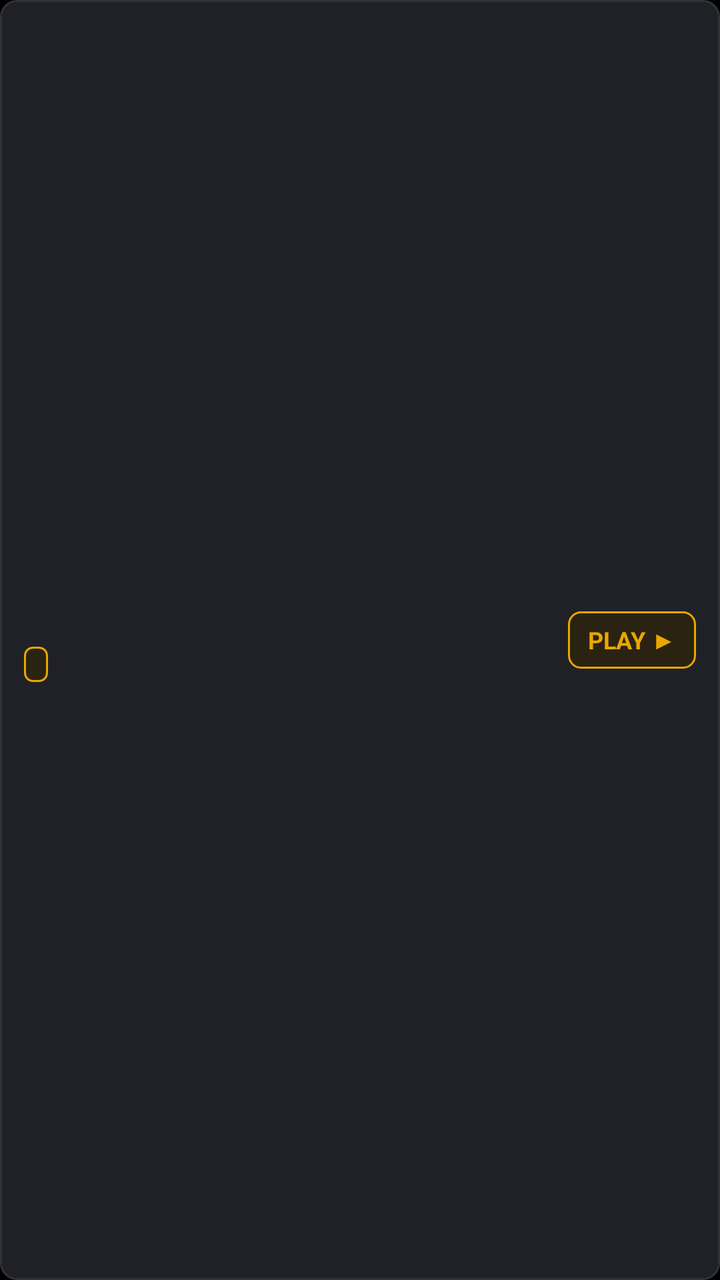
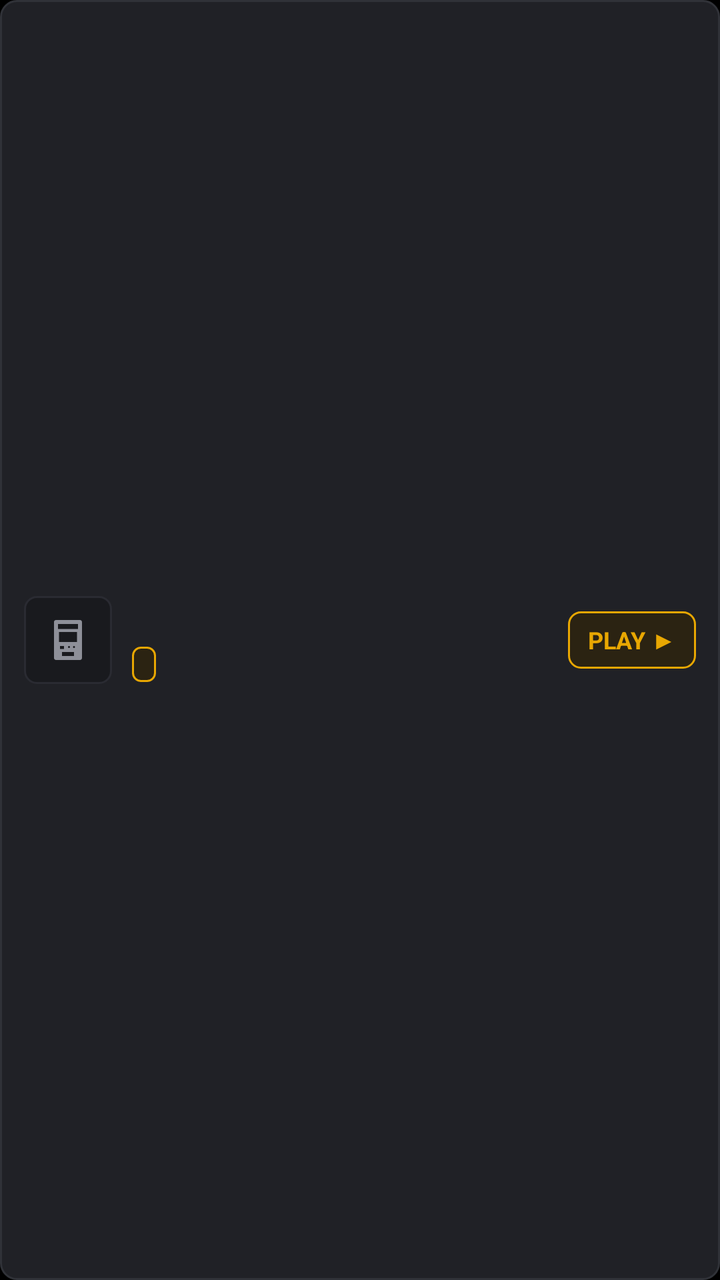

The first picture is an Android layout as it rendered before a commit; the second is the same layout after the commit. The layout source and the unified diff follow.
<!-- AndroidManifest.xml: application theme Theme.ArcadeEngine.Fullscreen -->
<!-- res/layout/item_game.xml -->
<?xml version="1.0" encoding="utf-8"?>
<LinearLayout xmlns:android="http://schemas.android.com/apk/res/android"
    android:layout_width="match_parent"
    android:layout_height="wrap_content"
    android:orientation="horizontal"
    android:background="@drawable/bg_item_game"
    android:padding="12dp"
    android:layout_margin="0dp"
    android:elevation="2dp"
    android:gravity="center_vertical">

    
    <LinearLayout
        android:layout_width="0dp"
        android:layout_height="wrap_content"
        android:layout_weight="1"
        android:orientation="vertical">

        <TextView
            android:id="@+id/tv_game_title"
            android:layout_width="wrap_content"
            android:layout_height="wrap_content"
            android:textColor="@color/text_primary"
            android:textSize="15sp"
            android:textStyle="bold"
            android:ellipsize="end"
            android:maxLines="1" />

        <LinearLayout
            android:layout_width="wrap_content"
            android:layout_height="wrap_content"
            android:orientation="horizontal"
            android:layout_marginTop="4dp"
            android:gravity="center_vertical">

            <TextView
                android:id="@+id/tv_game_system"
                android:layout_width="wrap_content"
                android:layout_height="wrap_content"
                android:background="@drawable/bg_badge_gold"
                android:textColor="@color/accent_gold"
                android:textSize="10sp"
                android:textStyle="bold"
                android:paddingHorizontal="6dp"
                android:paddingVertical="2dp"
                android:paddingLeft="6dp"
                android:paddingRight="6dp"
                android:paddingTop="2dp"
                android:paddingBottom="2dp" />

            <TextView
                android:id="@+id/tv_game_filename"
                android:layout_width="wrap_content"
                android:layout_height="wrap_content"
                android:textColor="@color/text_secondary"
                android:textSize="12sp"
                android:layout_marginStart="8dp"
                android:layout_marginLeft="8dp"
                android:ellipsize="middle"
                android:maxLines="1" />

        </LinearLayout>

    </LinearLayout>

    
    <TextView
        android:id="@+id/tv_play_btn"
        android:layout_width="wrap_content"
        android:layout_height="wrap_content"
        android:background="@drawable/bg_play_cue"
        android:textColor="@color/accent_gold"
        android:textSize="12sp"
        android:textStyle="bold"
        android:paddingHorizontal="10dp"
        android:paddingVertical="6dp"
        android:paddingLeft="10dp"
        android:paddingRight="10dp"
        android:paddingTop="6dp"
        android:paddingBottom="6dp"
        android:layout_marginStart="12dp"
        android:layout_marginLeft="12dp"
        android:text="PLAY ▶" />

</LinearLayout>
<!-- resources referenced by this layout -->
<resources>
  <color name="accent_gold">#E8A702</color>
  <color name="text_primary">#EEEEF0</color>
  <color name="text_secondary">#8E9099</color>
  <!-- drawable bg_badge_gold (drawable) -->
  <?xml version="1.0" encoding="utf-8"?>
  <shape xmlns:android="http://schemas.android.com/apk/res/android"
      android:shape="rectangle">
      <solid android:color="@color/accent_badge_bg" />
      <corners android:radius="4dp" />
      <stroke
          android:width="1dp"
          android:color="@color/accent_badge_border" />
  </shape>
  <!-- drawable bg_play_cue (drawable) -->
  <?xml version="1.0" encoding="utf-8"?>
  <selector xmlns:android="http://schemas.android.com/apk/res/android">
      <item android:state_pressed="true">
          <shape android:shape="rectangle">
              <solid android:color="@color/accent_gold" />
              <corners android:radius="6dp" />
              <stroke
                  android:width="1dp"
                  android:color="@color/accent_gold" />
          </shape>
      </item>
      <item>
          <shape android:shape="rectangle">
              <solid android:color="@color/accent_badge_bg" />
              <corners android:radius="6dp" />
              <stroke
                  android:width="1dp"
                  android:color="@color/accent_gold" />
          </shape>
      </item>
  </selector>
  <style name="Theme.ArcadeEngine.Fullscreen" parent="@android:style/Theme.DeviceDefault.NoActionBar.Fullscreen">
          <item name="android:windowNoTitle">true</item>
          <item name="android:windowActionBar">false</item>
          <item name="android:windowFullscreen">true</item>
          <item name="android:windowContentOverlay">@null</item>
          <item name="android:windowBackground">@android:color/black</item>
          <item name="android:colorBackground">@android:color/black</item>
          
          <item name="android:windowLayoutInDisplayCutoutMode">shortEdges</item>
          <item name="android:keepScreenOn">true</item>
      </style>
  <color name="accent_badge_bg">#2B2312</color>
  <color name="accent_badge_border">#E8A702</color>
  <color name="surface_card_pressed">#282A30</color>
  <color name="surface_card">#202126</color>
  <color name="card_border">#303238</color>
  <!-- unchanged entries left out for length: 1 -->
</resources>

<!-- the commit's change to res/layout/item_game.xml (unified diff, before → after) -->
@@ -4,10 +4,31 @@
     android:layout_height="wrap_content"
     android:orientation="horizontal"
     android:background="@drawable/bg_item_game"
-    android:padding="12dp"
+    android:paddingHorizontal="12dp"
+    android:paddingVertical="8dp"
+    android:paddingLeft="12dp"
+    android:paddingRight="12dp"
+    android:paddingTop="8dp"
+    android:paddingBottom="8dp"
     android:layout_margin="0dp"
     android:elevation="2dp"
     android:gravity="center_vertical">
+
+    
+    <FrameLayout
+        android:layout_width="44dp"
+        android:layout_height="44dp"
+        android:background="@drawable/bg_thumb_container"
+        android:layout_marginEnd="10dp"
+        android:layout_marginRight="10dp">
+
+        <ImageView
+            android:layout_width="24dp"
+            android:layout_height="24dp"
+            android:layout_gravity="center"
+            android:src="@drawable/ic_arcade_cabinet"
+            android:contentDescription="Arcade Game" />
+    </FrameLayout>
 
     
     <LinearLayout
<!-- resource entries referenced after the edit -->
@@ -35,6 +35,29 @@
           </shape>
       </item>
   </selector>
+  <!-- drawable bg_thumb_container (drawable) -->
+  <?xml version="1.0" encoding="utf-8"?>
+  <shape xmlns:android="http://schemas.android.com/apk/res/android"
+      android:shape="rectangle">
+      <solid android:color="#191A1E" />
+      <stroke
+          android:width="1dp"
+          android:color="#2A2B32" />
+      <corners android:radius="6dp" />
+  </shape>
+  <!-- drawable ic_arcade_cabinet (drawable) -->
+  <?xml version="1.0" encoding="utf-8"?>
+  <vector xmlns:android="http://schemas.android.com/apk/res/android"
+      android:width="24dp"
+      android:height="24dp"
+      android:viewportWidth="24"
+      android:viewportHeight="24"
+      android:tint="#8E9099">
+      <path
+          android:fillColor="#FFFFFFFF"
+          android:fillType="evenOdd"
+          android:pathData="M6,2 C5.45,2 5,2.45 5,3 L5,21 C5,21.55 5.45,22 6,22 L18,22 C18.55,22 19,21.55 19,21 L19,3 C19,2.45 18.55,2 18,2 L6,2 Z M7,4 L17,4 L17,6.5 L7,6.5 L7,4 Z M7.5,8 L16.5,8 L16.5,13 L7.5,13 L7.5,8 Z M8,15 L10,15 L10,16.5 L8,16.5 L8,15 Z M12,15.5 C12,15.22 12.22,15 12.5,15 C12.78,15 13,15.22 13,15.5 C13,15.78 12.78,16 12.5,16 C12.22,16 12,15.78 12,15.5 Z M14.5,15.5 C14.5,15.22 14.72,15 15,15 C15.28,15 15.5,15.22 15.5,15.5 C15.5,15.78 15.28,16 15,16 C14.72,16 14.5,15.78 14.5,15.5 Z M9,18 L15,18 L15,20 L9,20 L9,18 Z" />
+  </vector>
   <style name="Theme.ArcadeEngine.Fullscreen" parent="@android:style/Theme.DeviceDefault.NoActionBar.Fullscreen">
           <item name="android:windowNoTitle">true</item>
           <item name="android:windowActionBar">false</item>
